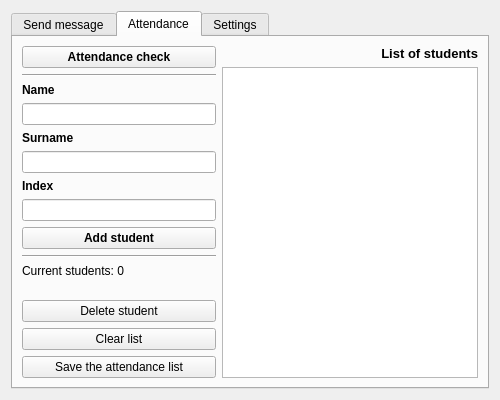
First picture: the form in professor/profesor_gui.ui, repository wranidlo/broadcast_sender_receiver, before the edit.
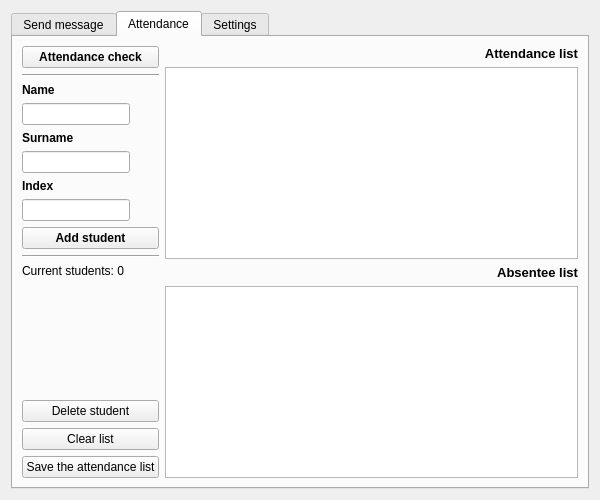
Second picture: the form after the edit. The open tabs and pages were chosen to show the change.

Commit message: absent students

```diff
--- a/professor/profesor_gui.ui
+++ b/professor/profesor_gui.ui
@@ -6,8 +6,8 @@
    <rect>
     <x>0</x>
     <y>0</y>
-    <width>500</width>
-    <height>400</height>
+    <width>600</width>
+    <height>500</height>
    </rect>
   </property>
   <property name="windowTitle">
@@ -131,7 +131,14 @@
           </widget>
          </item>
          <item>
-          <widget class="QLineEdit" name="line_edit_name"/>
+          <widget class="QLineEdit" name="line_edit_name">
+           <property name="sizePolicy">
+            <sizepolicy hsizetype="Fixed" vsizetype="Fixed">
+             <horstretch>0</horstretch>
+             <verstretch>0</verstretch>
+            </sizepolicy>
+           </property>
+          </widget>
          </item>
          <item>
           <widget class="QLabel" name="label_5">
@@ -147,7 +154,14 @@
           </widget>
          </item>
          <item>
-          <widget class="QLineEdit" name="line_edit_surname"/>
+          <widget class="QLineEdit" name="line_edit_surname">
+           <property name="sizePolicy">
+            <sizepolicy hsizetype="Fixed" vsizetype="Fixed">
+             <horstretch>0</horstretch>
+             <verstretch>0</verstretch>
+            </sizepolicy>
+           </property>
+          </widget>
          </item>
          <item>
           <widget class="QLabel" name="label_6">
@@ -163,7 +177,14 @@
           </widget>
          </item>
          <item>
-          <widget class="QLineEdit" name="line_edit_index"/>
+          <widget class="QLineEdit" name="line_edit_index">
+           <property name="sizePolicy">
+            <sizepolicy hsizetype="Fixed" vsizetype="Fixed">
+             <horstretch>0</horstretch>
+             <verstretch>0</verstretch>
+            </sizepolicy>
+           </property>
+          </widget>
          </item>
          <item>
           <widget class="QPushButton" name="button_add_student">
@@ -240,7 +261,7 @@
             </font>
            </property>
            <property name="text">
-            <string>List of students</string>
+            <string>Attendance list</string>
            </property>
            <property name="alignment">
             <set>Qt::AlignRight|Qt::AlignTrailing|Qt::AlignVCenter</set>
@@ -250,6 +271,35 @@
          <item>
           <widget class="QListWidget" name="list_widget_students"/>
          </item>
+         <item>
+          <widget class="QLabel" name="label_8">
+           <property name="sizePolicy">
+            <sizepolicy hsizetype="Preferred" vsizetype="Preferred">
+             <horstretch>0</horstretch>
+             <verstretch>0</verstretch>
+            </sizepolicy>
+           </property>
+           <property name="font">
+            <font>
+             <pointsize>10</pointsize>
+             <weight>75</weight>
+             <bold>true</bold>
+            </font>
+           </property>
+           <property name="layoutDirection">
+            <enum>Qt::LeftToRight</enum>
+           </property>
+           <property name="text">
+            <string>Absentee list</string>
+           </property>
+           <property name="alignment">
+            <set>Qt::AlignRight|Qt::AlignTrailing|Qt::AlignVCenter</set>
+           </property>
+          </widget>
+         </item>
+         <item>
+          <widget class="QListWidget" name="list_widget_absent"/>
+         </item>
         </layout>
        </item>
       </layout>
```
The commit also changes 3 other files.
